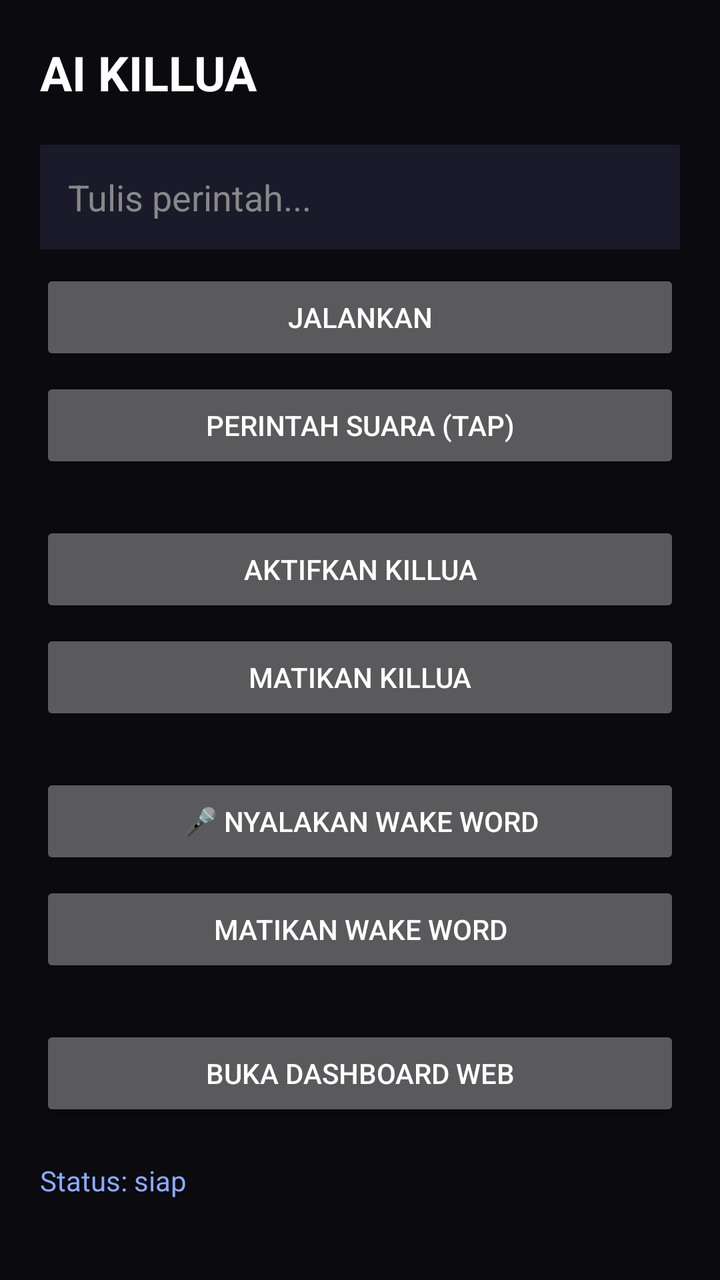
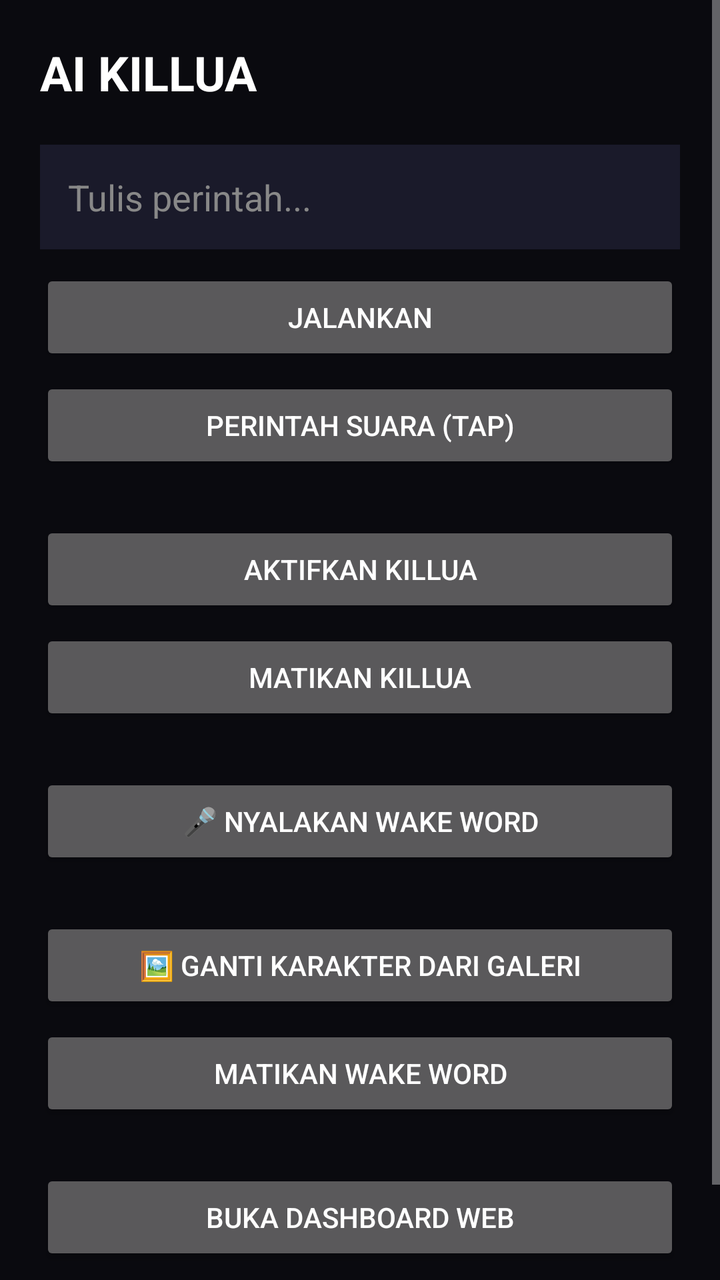

Screens rendered from an Android XML layout before and after an edit, with the pre-edit source and the edit as a unified diff.
<!-- AndroidManifest.xml: application theme android:Theme.Material.NoActionBar -->
<!-- res/layout/activity_main.xml -->
<?xml version="1.0" encoding="utf-8"?>
<ScrollView xmlns:android="http://schemas.android.com/apk/res/android"
    android:layout_width="match_parent"
    android:layout_height="match_parent"
    android:background="#0a0a0f">

<LinearLayout
    android:layout_width="match_parent"
    android:layout_height="wrap_content"
    android:orientation="vertical"
    android:padding="20dp">

    <TextView
        android:text="AI KILLUA"
        android:textColor="#ffffff"
        android:textSize="24sp"
        android:textStyle="bold"
        android:layout_marginBottom="20dp"
        android:layout_width="wrap_content"
        android:layout_height="wrap_content"/>

    <EditText
        android:id="@+id/inputTask"
        android:hint="Tulis perintah..."
        android:textColor="#ffffff"
        android:textColorHint="#888888"
        android:background="#1a1a2a"
        android:padding="14dp"
        android:layout_width="match_parent"
        android:layout_height="wrap_content"/>

    <Button
        android:id="@+id/btnRunTask"
        android:text="Jalankan"
        android:layout_marginTop="10dp"
        android:layout_width="match_parent"
        android:layout_height="wrap_content"/>

    <Button
        android:id="@+id/btnVoice"
        android:text="Perintah Suara (Tap)"
        android:layout_marginTop="6dp"
        android:layout_width="match_parent"
        android:layout_height="wrap_content"/>

    <Button
        android:id="@+id/btnStartOverlay"
        android:text="Aktifkan Killua"
        android:layout_marginTop="24dp"
        android:layout_width="match_parent"
        android:layout_height="wrap_content"/>

    <Button
        android:id="@+id/btnStopOverlay"
        android:text="Matikan Killua"
        android:layout_marginTop="6dp"
        android:layout_width="match_parent"
        android:layout_height="wrap_content"/>

    <Button
        android:id="@+id/btnStartWake"
        android:text="🎤 Nyalakan Wake Word"
        android:layout_marginTop="24dp"
        android:layout_width="match_parent"
        android:layout_height="wrap_content"/>

    <Button
        android:id="@+id/btnStopWake"
        android:text="Matikan Wake Word"
        android:layout_marginTop="6dp"
        android:layout_width="match_parent"
        android:layout_height="wrap_content"/>

    <Button
        android:id="@+id/btnOpenDashboard"
        android:text="Buka Dashboard Web"
        android:layout_marginTop="24dp"
        android:layout_width="match_parent"
        android:layout_height="wrap_content"/>

    <TextView
        android:id="@+id/statusText"
        android:text="Status: siap"
        android:textColor="#88aaff"
        android:layout_marginTop="20dp"
        android:layout_width="wrap_content"
        android:layout_height="wrap_content"/>
</LinearLayout>
</ScrollView>
<!-- resources referenced by this layout -->
<resources>

</resources>

<!-- the commit's change to res/layout/activity_main.xml (unified diff, before → after) -->
@@ -63,7 +63,13 @@
         android:layout_marginTop="24dp"
         android:layout_width="match_parent"
         android:layout_height="wrap_content"/>
-
+    <Button
+        android:id="@+id/btnPickChar"
+        android:text="🖼️ Ganti Karakter dari Galeri"
+        android:layout_marginTop="24dp"
+        android:layout_width="match_parent"
+        android:layout_height="wrap_content"/>
+    
     <Button
         android:id="@+id/btnStopWake"
         android:text="Matikan Wake Word"
